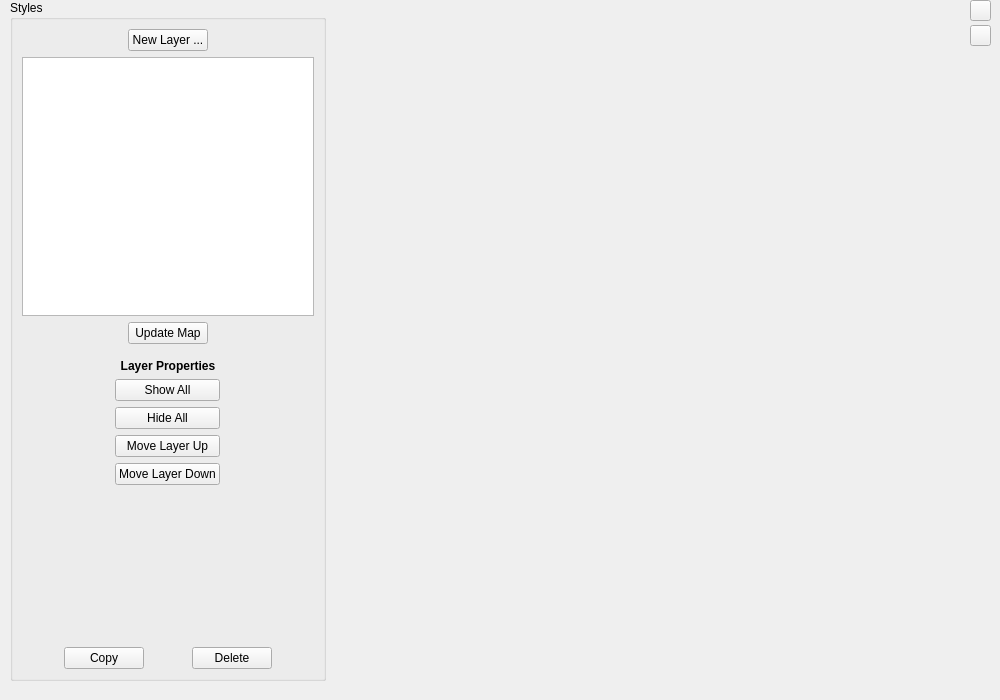
Before: the Qt Designer form osmmapmakerapp/styleTab.ui in jremillard/osmmapmaker, drawn with Qt 5.
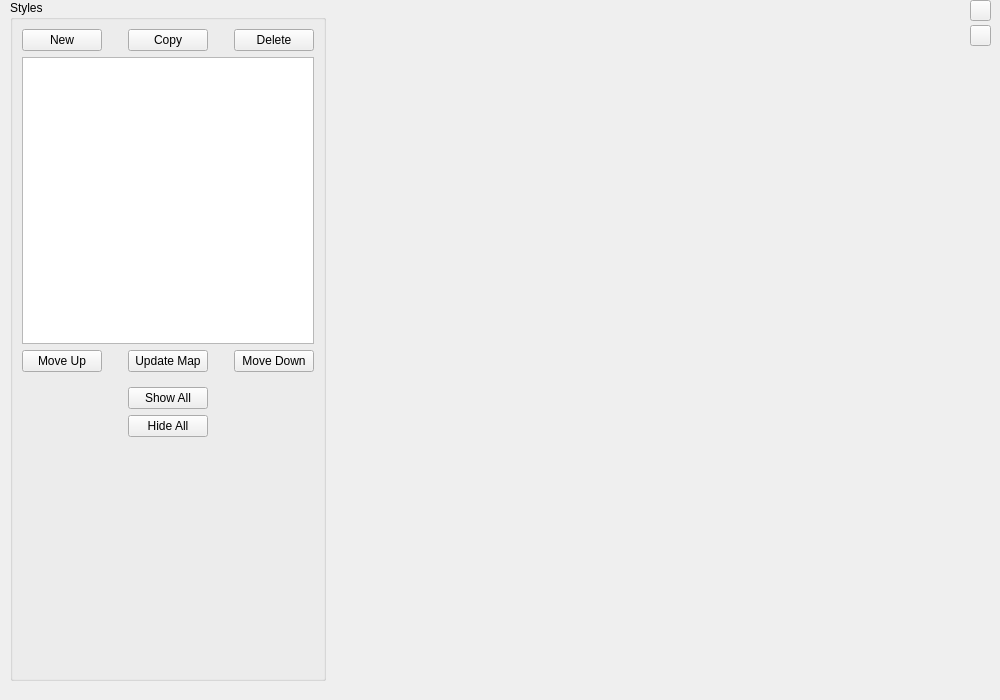
After: the same form once the commit is applied. The open tabs and pages were chosen to show the change. Icons and pictures are not drawn.

Commit message: add/remove/up/down many bug fixes working

The edit to the form file:
```diff
--- a/osmmapmakerapp/styleTab.ui
+++ b/osmmapmakerapp/styleTab.ui
@@ -79,9 +79,16 @@
    </property>
    <layout class="QVBoxLayout" name="verticalLayout">
     <item>
-     <layout class="QHBoxLayout" name="horizontalLayout">
+     <layout class="QHBoxLayout" name="horizontalLayout_4">
       <item>
-       <spacer name="horizontalSpacer_2">
+       <widget class="QPushButton" name="treeNew">
+        <property name="text">
+         <string>New</string>
+        </property>
+       </widget>
+      </item>
+      <item>
+       <spacer name="horizontalSpacer_7">
         <property name="orientation">
          <enum>Qt::Horizontal</enum>
         </property>
@@ -94,14 +101,14 @@
        </spacer>
       </item>
       <item>
-       <widget class="QPushButton" name="styleNew">
+       <widget class="QPushButton" name="treeCopy">
         <property name="text">
-         <string>New Layer ...</string>
+         <string>Copy</string>
         </property>
        </widget>
       </item>
       <item>
-       <spacer name="horizontalSpacer">
+       <spacer name="horizontalSpacer_8">
         <property name="orientation">
          <enum>Qt::Horizontal</enum>
         </property>
@@ -113,6 +120,13 @@
         </property>
        </spacer>
       </item>
+      <item>
+       <widget class="QPushButton" name="treeDelete">
+        <property name="text">
+         <string>Delete</string>
+        </property>
+       </widget>
+      </item>
      </layout>
     </item>
     <item>
@@ -137,6 +151,13 @@
     </item>
     <item>
      <layout class="QHBoxLayout" name="horizontalLayout_3">
+      <item>
+       <widget class="QPushButton" name="treeUp">
+        <property name="text">
+         <string>Move Up</string>
+        </property>
+       </widget>
+      </item>
       <item>
        <spacer name="horizontalSpacer_5">
         <property name="orientation">
@@ -170,6 +191,13 @@
         </property>
        </spacer>
       </item>
+      <item>
+       <widget class="QPushButton" name="treeDown">
+        <property name="text">
+         <string>Move Down</string>
+        </property>
+       </widget>
+      </item>
      </layout>
     </item>
     <item>
@@ -247,41 +275,27 @@
       </widget>
       <widget class="QWidget" name="pageLayer">
        <layout class="QGridLayout" name="gridLayout">
-        <item row="1" column="1">
+        <item row="2" column="1">
+         <spacer name="verticalSpacer">
+          <property name="orientation">
+           <enum>Qt::Vertical</enum>
+          </property>
+          <property name="sizeHint" stdset="0">
+           <size>
+            <width>20</width>
+            <height>40</height>
+           </size>
+          </property>
+         </spacer>
+        </item>
+        <item row="0" column="1">
          <widget class="QPushButton" name="layerShowAll">
           <property name="text">
            <string>Show All</string>
           </property>
          </widget>
         </item>
-        <item row="4" column="1">
-         <widget class="QPushButton" name="layerMoveDown">
-          <property name="text">
-           <string>Move Layer Down</string>
-          </property>
-         </widget>
-        </item>
-        <item row="3" column="1">
-         <widget class="QPushButton" name="layerMoveUp">
-          <property name="text">
-           <string>Move Layer Up</string>
-          </property>
-         </widget>
-        </item>
-        <item row="1" column="2" rowspan="2">
-         <spacer name="horizontalSpacer_4">
-          <property name="orientation">
-           <enum>Qt::Horizontal</enum>
-          </property>
-          <property name="sizeHint" stdset="0">
-           <size>
-            <width>83</width>
-            <height>20</height>
-           </size>
-          </property>
-         </spacer>
-        </item>
-        <item row="1" column="0" rowspan="2">
+        <item row="0" column="0" rowspan="2">
          <spacer name="horizontalSpacer_3">
           <property name="orientation">
            <enum>Qt::Horizontal</enum>
@@ -294,42 +308,26 @@
           </property>
          </spacer>
         </item>
-        <item row="2" column="1">
+        <item row="1" column="1">
          <widget class="QPushButton" name="layerHideAll">
           <property name="text">
            <string>Hide All</string>
           </property>
          </widget>
         </item>
-        <item row="5" column="1">
-         <spacer name="verticalSpacer">
+        <item row="0" column="2" rowspan="2">
+         <spacer name="horizontalSpacer_4">
           <property name="orientation">
-           <enum>Qt::Vertical</enum>
+           <enum>Qt::Horizontal</enum>
           </property>
           <property name="sizeHint" stdset="0">
            <size>
-            <width>20</width>
-            <height>40</height>
+            <width>83</width>
+            <height>20</height>
            </size>
           </property>
          </spacer>
         </item>
-        <item row="0" column="0" colspan="3">
-         <widget class="QLabel" name="label_26">
-          <property name="font">
-           <font>
-            <weight>75</weight>
-            <bold>true</bold>
-           </font>
-          </property>
-          <property name="text">
-           <string>Layer Properties</string>
-          </property>
-          <property name="alignment">
-           <set>Qt::AlignCenter</set>
-          </property>
-         </widget>
-        </item>
        </layout>
       </widget>
       <widget class="QWidget" name="pageArea">
@@ -735,63 +733,6 @@
       </widget>
      </widget>
     </item>
-    <item>
-     <layout class="QHBoxLayout" name="horizontalLayout_4">
-      <item>
-       <spacer name="horizontalSpacer_7">
-        <property name="orientation">
-         <enum>Qt::Horizontal</enum>
-        </property>
-        <property name="sizeHint" stdset="0">
-         <size>
-          <width>40</width>
-          <height>20</height>
-         </size>
-        </property>
-       </spacer>
-      </item>
-      <item>
-       <widget class="QPushButton" name="copyLayer">
-        <property name="text">
-         <string>Copy</string>
-        </property>
-       </widget>
-      </item>
-      <item>
-       <spacer name="horizontalSpacer_8">
-        <property name="orientation">
-         <enum>Qt::Horizontal</enum>
-        </property>
-        <property name="sizeHint" stdset="0">
-         <size>
-          <width>40</width>
-          <height>20</height>
-         </size>
-        </property>
-       </spacer>
-      </item>
-      <item>
-       <widget class="QPushButton" name="layerDelete">
-        <property name="text">
-         <string>Delete</string>
-        </property>
-       </widget>
-      </item>
-      <item>
-       <spacer name="horizontalSpacer_9">
-        <property name="orientation">
-         <enum>Qt::Horizontal</enum>
-        </property>
-        <property name="sizeHint" stdset="0">
-         <size>
-          <width>40</width>
-          <height>20</height>
-         </size>
-        </property>
-       </spacer>
-      </item>
-     </layout>
-    </item>
    </layout>
   </widget>
  </widget>
```
Left out of the diff: 28 changed lines with no effect on the pictures. The commit also changes 13 other files.
